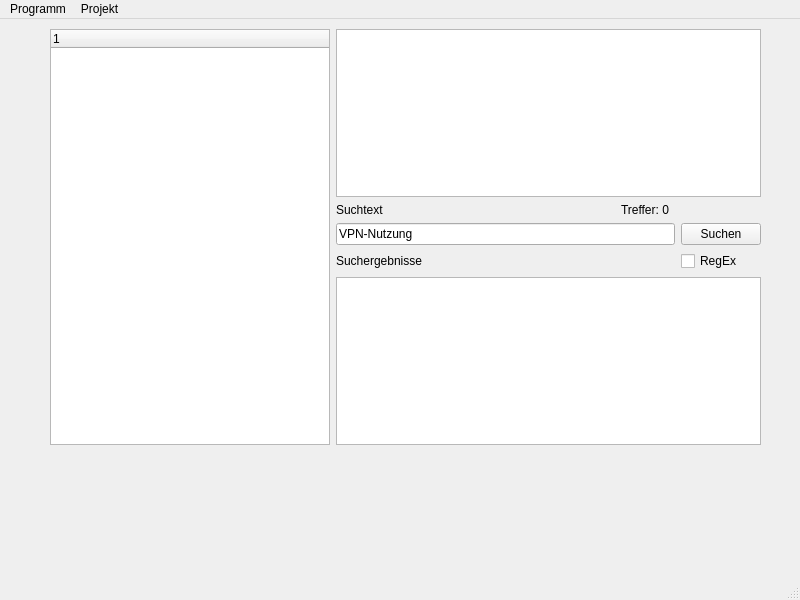
This is mainwindow.ui in Target42/BSI as Qt 5 draws it before an edit. The edited form follows.
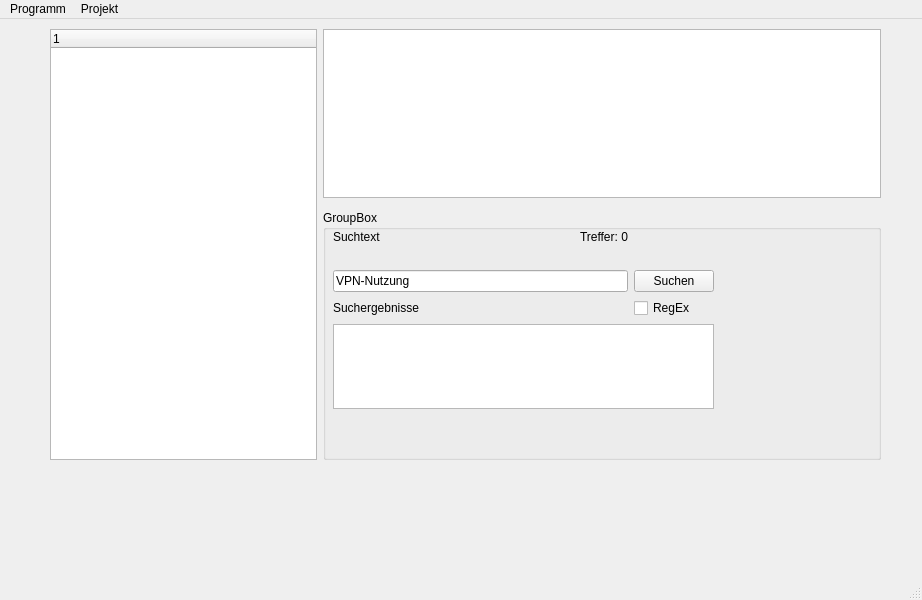
This is the edited form. Custom widgets are drawn as their Qt base class.

Commit message: Anpassung GUI (nicht wirklich schön)

What changed in the file:
```diff
--- a/mainwindow.ui
+++ b/mainwindow.ui
@@ -6,7 +6,7 @@
    <rect>
     <x>0</x>
     <y>0</y>
-    <width>800</width>
+    <width>922</width>
     <height>600</height>
    </rect>
   </property>
@@ -19,89 +19,154 @@
      <rect>
       <x>30</x>
       <y>10</y>
-      <width>751</width>
+      <width>851</width>
       <height>481</height>
      </rect>
     </property>
     <layout class="QGridLayout" name="gridLayout">
-     <item row="7" column="5">
-      <widget class="QPushButton" name="pushButton_2">
-       <property name="text">
-        <string>Suchen</string>
+     <item row="0" column="0">
+      <spacer name="verticalSpacer">
+       <property name="orientation">
+        <enum>Qt::Orientation::Vertical</enum>
        </property>
-      </widget>
+       <property name="sizeHint" stdset="0">
+        <size>
+         <width>20</width>
+         <height>40</height>
+        </size>
+       </property>
+      </spacer>
      </item>
-     <item row="9" column="2" colspan="4">
-      <widget class="QListWidget" name="listWidget">
+     <item row="6" column="2" rowspan="2" colspan="5">
+      <widget class="QGroupBox" name="groupBox">
        <property name="sizePolicy">
-        <sizepolicy hsizetype="Expanding" vsizetype="Maximum">
+        <sizepolicy hsizetype="Expanding" vsizetype="Fixed">
          <horstretch>0</horstretch>
          <verstretch>0</verstretch>
         </sizepolicy>
        </property>
-       <property name="maximumSize">
+       <property name="minimumSize">
         <size>
-         <width>16777215</width>
-         <height>450</height>
+         <width>0</width>
+         <height>250</height>
         </size>
        </property>
-      </widget>
-     </item>
-     <item row="0" column="0">
-      <spacer name="verticalSpacer">
-       <property name="orientation">
-        <enum>Qt::Vertical</enum>
+       <property name="title">
+        <string>GroupBox</string>
        </property>
-       <property name="sizeHint" stdset="0">
-        <size>
-         <width>20</width>
-         <height>40</height>
-        </size>
-       </property>
-      </spacer>
-     </item>
-     <item row="8" column="2">
-      <widget class="QLabel" name="label">
-       <property name="text">
-        <string>Suchergebnisse</string>
-       </property>
+       <widget class="QWidget" name="gridLayoutWidget_2">
+        <property name="geometry">
+         <rect>
+          <x>10</x>
+          <y>20</y>
+          <width>381</width>
+          <height>179</height>
+         </rect>
+        </property>
+        <layout class="QGridLayout" name="gridLayout_2">
+         <item row="2" column="0" colspan="2">
+          <widget class="QLineEdit" name="lineEdit">
+           <property name="text">
+            <string>VPN-Nutzung</string>
+           </property>
+          </widget>
+         </item>
+         <item row="0" column="1">
+          <widget class="QLabel" name="label_3">
+           <property name="sizePolicy">
+            <sizepolicy hsizetype="Preferred" vsizetype="Fixed">
+             <horstretch>0</horstretch>
+             <verstretch>0</verstretch>
+            </sizepolicy>
+           </property>
+           <property name="text">
+            <string>Treffer: 0</string>
+           </property>
+          </widget>
+         </item>
+         <item row="3" column="2">
+          <widget class="QCheckBox" name="checkBox">
+           <property name="text">
+            <string>RegEx</string>
+           </property>
+          </widget>
+         </item>
+         <item row="0" column="0">
+          <widget class="QLabel" name="label_2">
+           <property name="sizePolicy">
+            <sizepolicy hsizetype="Preferred" vsizetype="Fixed">
+             <horstretch>0</horstretch>
+             <verstretch>0</verstretch>
+            </sizepolicy>
+           </property>
+           <property name="text">
+            <string>Suchtext</string>
+           </property>
+          </widget>
+         </item>
+         <item row="3" column="0" colspan="2">
+          <widget class="QLabel" name="label">
+           <property name="sizePolicy">
+            <sizepolicy hsizetype="Preferred" vsizetype="Fixed">
+             <horstretch>0</horstretch>
+             <verstretch>0</verstretch>
+            </sizepolicy>
+           </property>
+           <property name="text">
+            <string>Suchergebnisse</string>
+           </property>
+          </widget>
+         </item>
+         <item row="2" column="2">
+          <widget class="QPushButton" name="pushButton_2">
+           <property name="text">
+            <string>Suchen</string>
+           </property>
+          </widget>
+         </item>
+         <item row="4" column="0" colspan="3">
+          <widget class="QListWidget" name="listWidget">
+           <property name="sizePolicy">
+            <sizepolicy hsizetype="Expanding" vsizetype="Maximum">
+             <horstretch>0</horstretch>
+             <verstretch>0</verstretch>
+            </sizepolicy>
+           </property>
+           <property name="maximumSize">
+            <size>
+             <width>16777215</width>
+             <height>450</height>
+            </size>
+           </property>
+          </widget>
+         </item>
+         <item row="1" column="0">
+          <spacer name="horizontalSpacer_4">
+           <property name="orientation">
+            <enum>Qt::Orientation::Horizontal</enum>
+           </property>
+           <property name="sizeHint" stdset="0">
+            <size>
+             <width>40</width>
+             <height>20</height>
+            </size>
+           </property>
+          </spacer>
+         </item>
+        </layout>
+       </widget>
       </widget>
      </item>
-     <item row="8" column="5">
-      <widget class="QCheckBox" name="checkBox">
-       <property name="text">
-        <string>RegEx</string>
+     <item row="0" column="2" rowspan="5" colspan="5">
+      <widget class="QTextEdit" name="textEdit">
+       <property name="font">
+        <font>
+         <pointsize>12</pointsize>
+        </font>
        </property>
       </widget>
      </item>
-     <item row="10" column="2">
-      <spacer name="horizontalSpacer">
-       <property name="orientation">
-        <enum>Qt::Horizontal</enum>
-       </property>
-       <property name="sizeHint" stdset="0">
-        <size>
-         <width>40</width>
-         <height>20</height>
-        </size>
-       </property>
-      </spacer>
-     </item>
-     <item row="6" column="3">
-      <widget class="QLabel" name="label_3">
-       <property name="text">
-        <string>Treffer: 0</string>
-       </property>
-      </widget>
-     </item>
-     <item row="6" column="2">
-      <widget class="QLabel" name="label_2">
-       <property name="text">
-        <string>Suchtext</string>
-       </property>
-      </widget>
-     </item>
-     <item row="11" column="0">
+     <item row="8" column="0">
       <spacer name="verticalSpacer_2">
        <property name="orientation">
         <enum>Qt::Vertical</enum>
@@ -114,43 +179,7 @@
        </property>
       </spacer>
      </item>
-     <item row="12" column="0">
-      <spacer name="verticalSpacer_3">
-       <property name="orientation">
-        <enum>Qt::Vertical</enum>
-       </property>
-       <property name="sizeHint" stdset="0">
-        <size>
-         <width>20</width>
-         <height>40</height>
-        </size>
-       </property>
-      </spacer>
-     </item>
-     <item row="7" column="2" colspan="3">
-      <widget class="QLineEdit" name="lineEdit">
-       <property name="text">
-        <string>VPN-Nutzung</string>
-       </property>
-      </widget>
-     </item>
-     <item row="10" column="1">
-      <spacer name="verticalSpacer_4">
-       <property name="orientation">
-        <enum>Qt::Vertical</enum>
-       </property>
-       <property name="sizeHint" stdset="0">
-        <size>
-         <width>20</width>
-         <height>40</height>
-        </size>
-       </property>
-      </spacer>
-     </item>
-     <item row="11" column="1" rowspan="2" colspan="5">
-      <widget class="EditorWidget" name="widget" native="true"/>
-     </item>
-     <item row="0" column="1" rowspan="10">
+     <item row="0" column="1" rowspan="8">
       <widget class="QTreeWidget" name="treeWidget">
        <column>
         <property name="text">
@@ -159,24 +188,31 @@
        </column>
       </widget>
      </item>
-     <item row="0" column="2" rowspan="6" colspan="4">
-      <widget class="QTextEdit" name="textEdit">
-       <property name="font">
-        <font>
-         <pointsize>12</pointsize>
-        </font>
+     <item row="8" column="1" rowspan="2" colspan="6">
+      <widget class="EditorWidget" name="widget" native="true"/>
+     </item>
+     <item row="10" column="6">
+      <spacer name="horizontalSpacer">
+       <property name="orientation">
+        <enum>Qt::Orientation::Horizontal</enum>
        </property>
-      </widget>
+       <property name="sizeHint" stdset="0">
+        <size>
+         <width>40</width>
+         <height>20</height>
+        </size>
+       </property>
+      </spacer>
      </item>
-     <item row="7" column="6">
-      <spacer name="verticalSpacer_5">
+     <item row="10" column="5">
+      <spacer name="horizontalSpacer_2">
        <property name="orientation">
-        <enum>Qt::Vertical</enum>
+        <enum>Qt::Orientation::Horizontal</enum>
        </property>
        <property name="sizeHint" stdset="0">
         <size>
-         <width>20</width>
-         <height>40</height>
+         <width>40</width>
+         <height>20</height>
         </size>
        </property>
       </spacer>
@@ -189,8 +225,8 @@
     <rect>
      <x>0</x>
      <y>0</y>
-     <width>800</width>
-     <height>23</height>
+     <width>922</width>
+     <height>22</height>
     </rect>
    </property>
    <widget class="QMenu" name="menuProgramm">
```
Left out of the diff: 2 changed lines with no effect on the pictures. The commit also changes 1 other file.
